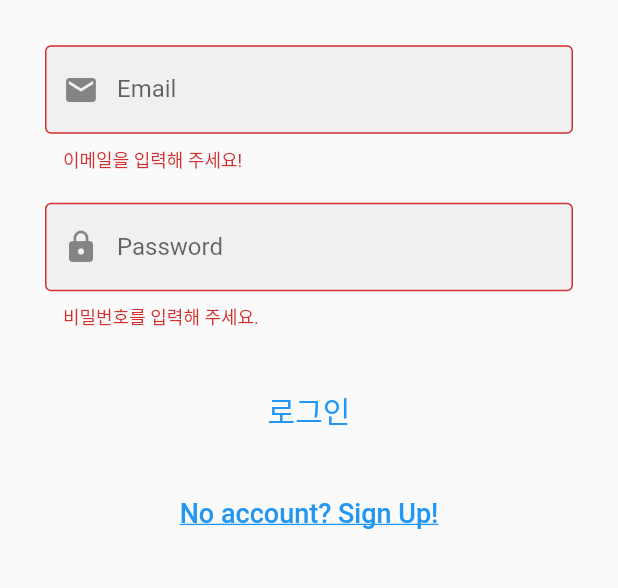
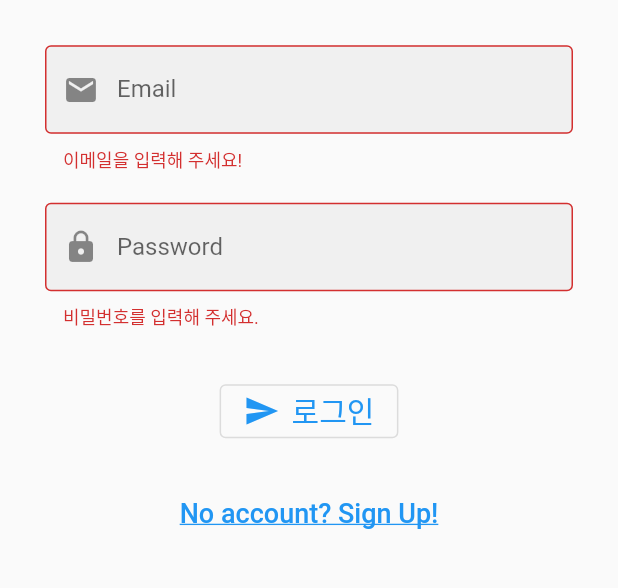
Before and after one commit to Michellehwang001/simple_note, a Flutter app: the screen it shows after launch, after a tap on "로그인", on a phone screen of 412 x 824 dp, the part 383-971 px from its top. Run offline on Flutter 3.47's test engine with Material 2 defaults, Android fonts, the phone set to English and light mode, and no system bars; our stand-ins replace cloud_firestore, equatable, firebase_auth, firebase_core; accounts and stored records are empty.

Commit message:
로그인/로그아웃/회원가입 완료

```diff
--- a/lib/main.dart
+++ b/lib/main.dart
@@ -1,28 +1,53 @@
 import 'package:firebase_core/firebase_core.dart';
 import 'package:flutter/material.dart';
+import 'package:provider/provider.dart';
 import 'package:simple_note/pages/notes_page.dart';
 import 'package:simple_note/pages/signin_page.dart';
 import 'package:simple_note/pages/signup_page.dart';
+import 'package:firebase_auth/firebase_auth.dart' as firebaseAuth;
+import 'package:simple_note/providers/auth_provider.dart';
 
 void main() async {
   // firebase를 사용하기 위해 초기화
   WidgetsFlutterBinding.ensureInitialized();
   await Firebase.initializeApp();
 
-  runApp(MyApp());
+  runApp(
+    MultiProvider(
+        providers: [
+          StreamProvider<firebaseAuth.User?>.value(
+            value: firebaseAuth.FirebaseAuth.instance.authStateChanges(), initialData: null,
+          ),
+          ChangeNotifierProvider.value(
+            value: AuthProvider(),
+          ),
+        ],
+        child: MyApp(),
+    ),
+  );
+  // runApp(MyApp());
 }
 
 class MyApp extends StatelessWidget {
+  // 로그인 유무 체크
+  isAuthenticated(BuildContext context) {
+    if (context.watch<firebaseAuth.User?>() != null) {
+      return NotesPage();
+    }
+    return SigninPage();
+  }
 
   @override
   Widget build(BuildContext context) {
+
     return MaterialApp(
-      title: 'Flutter Demo',
+        title: 'Note',
+        debugShowCheckedModeBanner: false,
         theme: ThemeData(
           primarySwatch: Colors.blue,
           visualDensity: VisualDensity.adaptivePlatformDensity,
         ),
-      home: SigninPage(),
+        home: isAuthenticated(context),
         routes: {
           SigninPage.routeName: (context) => SigninPage(),
           SignupPage.routeName: (context) => SignupPage(),
--- a/lib/pages/signin_page.dart
+++ b/lib/pages/signin_page.dart
@@ -1,6 +1,8 @@
 import 'package:flutter/cupertino.dart';
 import 'package:flutter/material.dart';
 import 'package:simple_note/pages/signup_page.dart';
+import 'package:provider/provider.dart';
+import 'package:simple_note/providers/auth_provider.dart';
 
 class SigninPage extends StatefulWidget {
   static const String routeName = 'signin-page';
@@ -17,7 +19,7 @@ class _SigninPageState extends State<SigninPage> {
   String _email = '';
   String _passwd = '';
 
-  void _submit() {
+  Future<void> _submit() async {
     setState(() {
       autovalidateMode = AutovalidateMode.always;
     });
@@ -26,11 +28,20 @@ class _SigninPageState extends State<SigninPage> {
 
     _fKey.currentState!.save();
 
+    try {
+      await context
+          .read<AuthProvider>()
+          .signIn(email: _email, password: _passwd);
+    } catch (e) {
+      print('Error: $e');
+    }
+
     print('email: $_email, password: $_passwd');
   }
 
   @override
   Widget build(BuildContext context) {
+    final authState = context.watch<AuthProvider>().state;
 
     return Scaffold(
       body: SingleChildScrollView(
@@ -106,13 +117,13 @@ class _SigninPageState extends State<SigninPage> {
                     SizedBox(
                       height: 20.0,
                     ),
-                    TextButton(
-                      onPressed: _submit,
-                      child: Text(
-                        '로그인',
-                        style: TextStyle(fontSize: 20.0),
-                      ),
-                    ),
+                    OutlinedButton.icon(
+                        onPressed: authState.loading == true ? null : _submit,
+                        icon: Icon(Icons.send),
+                        label: Text(
+                          '로그인',
+                          style: TextStyle(fontSize: 20.0),
+                        )),
                     SizedBox(
                       height: 20.0,
                     ),
```
Also changed, not shown: lib/pages/notes_page.dart (+17 -0 lines), lib/pages/signup_page.dart (+18 -4 lines), lib/providers/auth_provider.dart (+26 -3 lines). Lines whose indentation alone changed are shown as unchanged.
